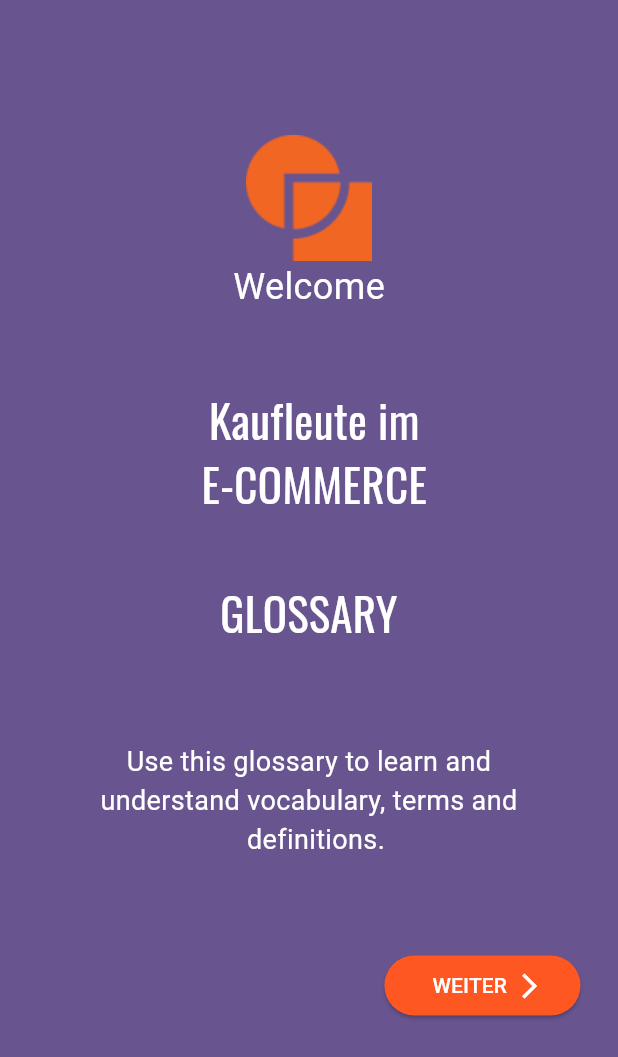
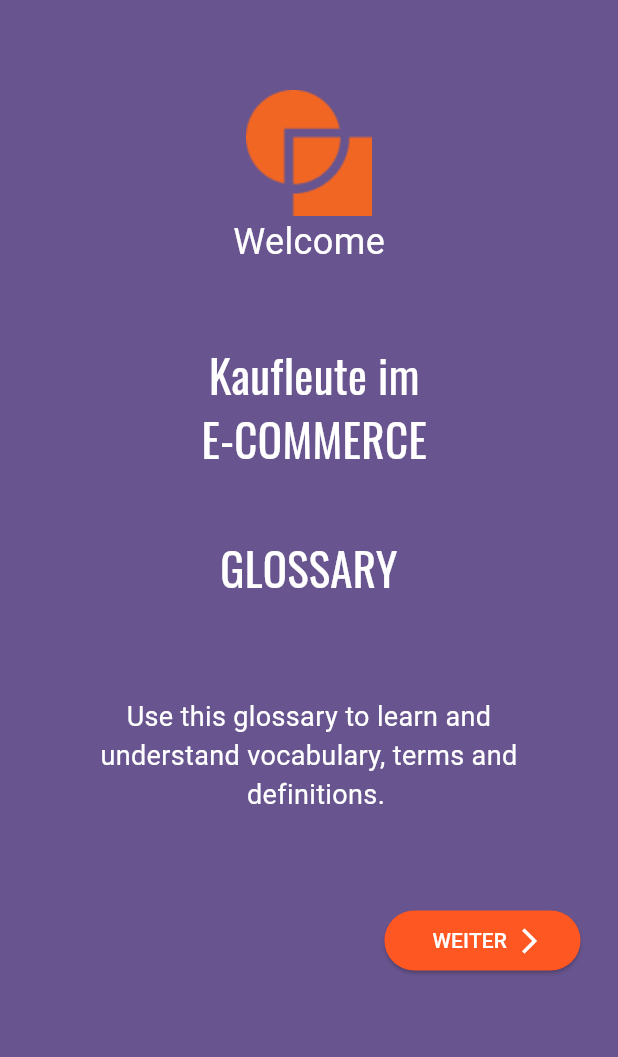
Before and after one commit to AliShafai2021/nasa_earth_dictionary, a Flutter app: the screen it shows after launch, on a phone screen of 412 x 824 dp. Shown: the top 1057 px of the screen. Run offline on Flutter 3.47's test engine with Material 2 defaults, Android fonts, the phone set to English and light mode, and no system bars; our stand-ins replace google_fonts.

Commit message:
adjustment screen

```diff
--- a/lib/screens/welcome_page/main_screen.dart
+++ b/lib/screens/welcome_page/main_screen.dart
@@ -27,7 +27,7 @@ class _WelcomeScreenState extends State<WelcomeScreen> {
                 mainAxisAlignment: MainAxisAlignment.center,
                 //crossAxisAlignment: CrossAxisAlignment.stretch, adjustment
                 children: [
-                  const SizedBox(height: 80),
+                  const SizedBox(height: 50),
                   Image.asset('assets/images/smallview.png'),
                   const Text("Welcome",
                       style: TextStyle(
```
